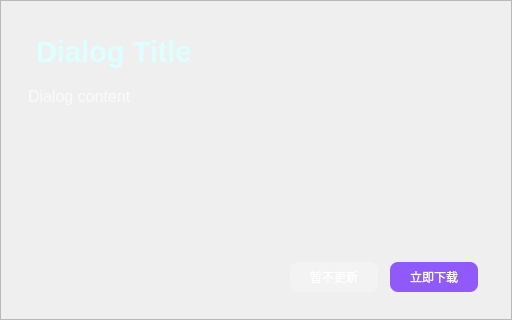
Above: UI_UpdateDialog.ui from YangShengzhou03/LeafSort before the change. Below: the same form after it.
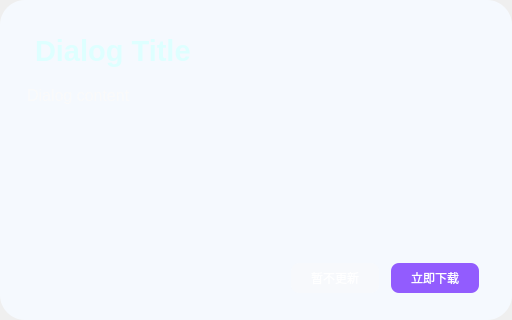
That is the form after the change.

What changed in the file:
```diff
--- a/UI_UpdateDialog.ui
+++ b/UI_UpdateDialog.ui
@@ -38,9 +38,9 @@
       </size>
      </property>
      <property name="styleSheet">
-      <string notr="true">QFrame#frame{
-background-color: rgb(245, 249, 254);
-border-radius:25px;
+      <string notr="true">QFrame#frameDialog {
+    background-color: rgb(245, 249, 254);
+    border-radius: 25px;
 }</string>
      </property>
      <property name="frameShape">
@@ -97,15 +97,13 @@
            </size>
           </property>
           <property name="styleSheet">
-           <string notr="true">.QWidget{
-background-color: qlineargradient(x1:0, y1:0, x2:0, y2:1,
-                                  stop:0 rgb(105, 27, 253), 
-                                  stop:1 rgb(200, 160, 240));
-border-radius:16px;
-color: rgb(255, 255, 255);
-}
-
-</string>
+           <string notr="true">QWidget#widgetHeader {
+    background-color: qlineargradient(x1:0, y1:0, x2:0, y2:1,
+                                      stop:0 rgb(105, 27, 253), 
+                                      stop:1 rgb(200, 160, 240));
+    border-radius: 16px;
+    color: rgb(255, 255, 255);
+}</string>
           </property>
           <layout class="QHBoxLayout" name="layoutHeader" stretch="5">
            <property name="spacing">
@@ -139,7 +137,7 @@
                   </font>
                  </property>
                  <property name="styleSheet">
-                  <string notr="true">QLabel {
+                  <string notr="true">QLabel#lblTitle {
     color: rgba(222, 255, 255, 255);
     qproperty-alignment: 'AlignCenter';
     margin-bottom: 12px;
@@ -159,7 +157,9 @@
                   </font>
                  </property>
                  <property name="styleSheet">
-                  <string notr="true">color: rgb(250, 250, 250)</string>
+                  <string notr="true">QLabel#lblContent {
+    color: rgb(250, 250, 250);
+}</string>
                  </property>
                  <property name="text">
                   <string>Dialog content</string>
@@ -205,7 +205,7 @@
                     </size>
                    </property>
                    <property name="styleSheet">
-                    <string notr="true">QPushButton {
+                    <string notr="true">QPushButton#btnCancel {
     background-color: rgba(250, 250, 250, 100);
     color: white;
     border: none;
@@ -242,7 +242,7 @@
                     </size>
                    </property>
                    <property name="styleSheet">
-                    <string notr="true">QPushButton {
+                    <string notr="true">QPushButton#btnDownload {
     background-color: rgba(105, 27, 253, 180);
     color: white;
     border: none;
```
Left out of the diff: 12 changed lines with no effect on the pictures.
